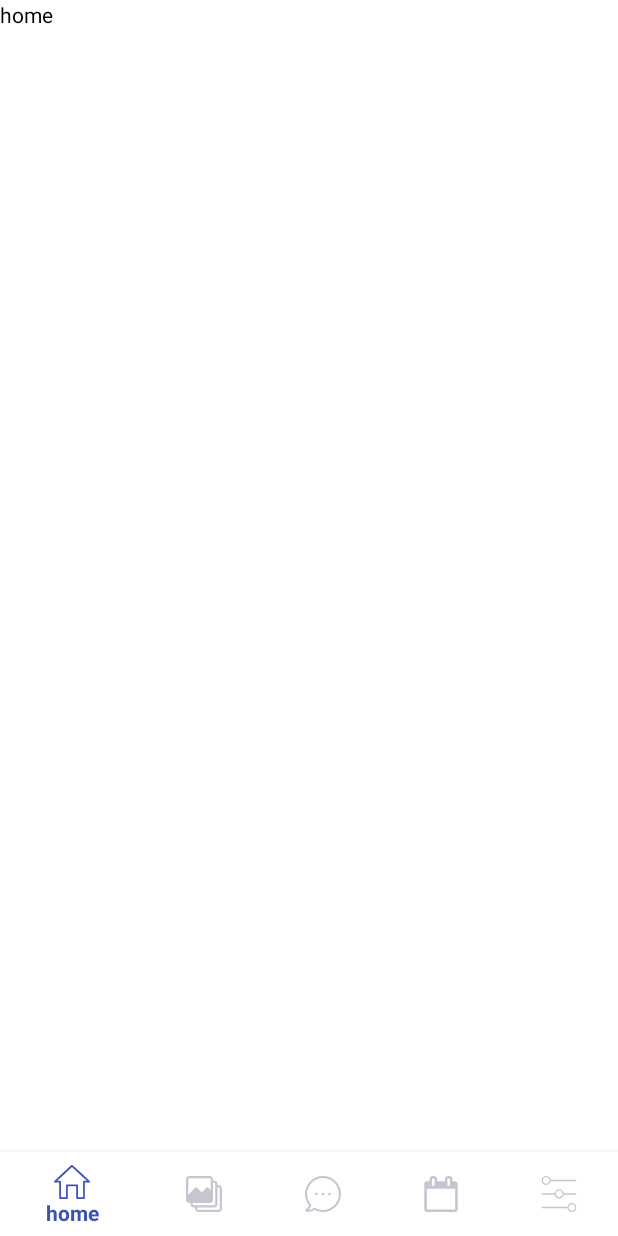
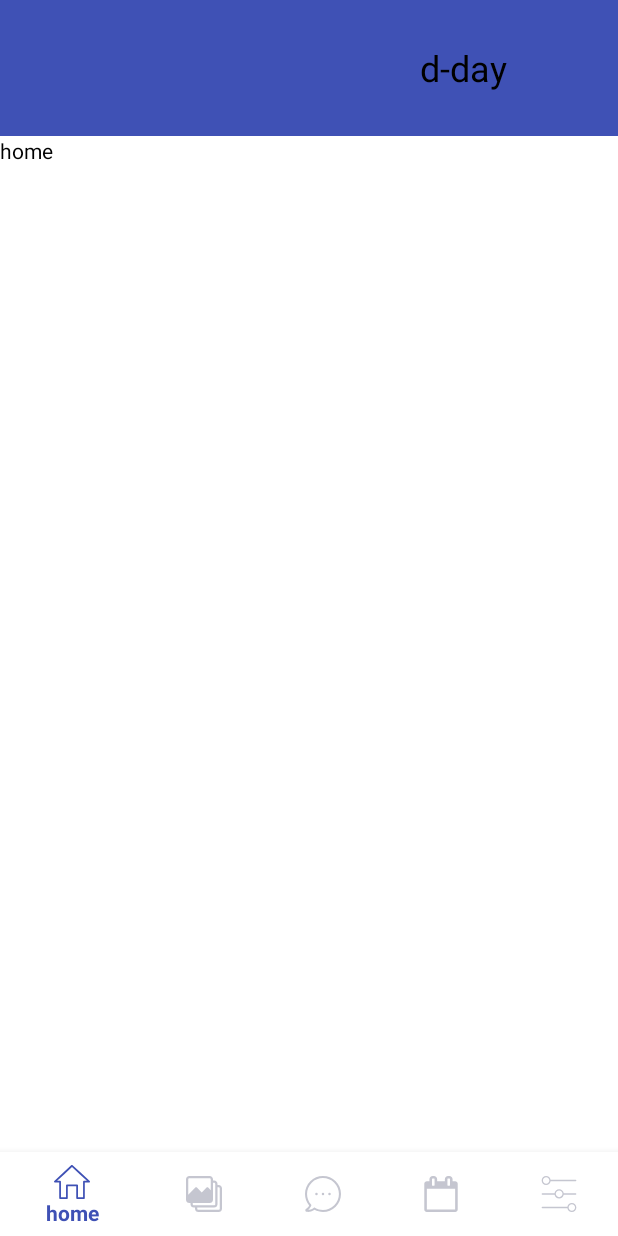
Before and after one commit to chl8263/With_family, an Android app: the screen it shows after launch (MainActivity), on a phone screen of 412 x 824 dp. Run offline under Robolectric (Android 15) with nearby library versions, the phone set to English and light mode, and no system bars.

Commit message:
drawlayout-dday

```diff
--- a/app/src/main/java/com/example/user/with_family/MainActivity.java
+++ b/app/src/main/java/com/example/user/with_family/MainActivity.java
@@ -10,21 +10,29 @@ import android.support.design.widget.BottomNavigationView;
 import android.support.v4.app.Fragment;
 import android.support.v4.app.FragmentManager;
 import android.support.v4.app.FragmentTransaction;
+import android.support.v4.widget.DrawerLayout;
 import android.support.v7.app.AppCompatActivity;
+import android.support.v7.widget.RecyclerView;
+import android.util.Log;
+import android.view.Gravity;
 import android.view.MenuItem;
 import android.view.View;
 import android.view.Window;
+import android.widget.TextView;
 import android.widget.Toast;
 
+import com.example.user.with_family.ui.drawlayout.DrawAdapter;
+import com.example.user.with_family.ui.drawlayout.DrawItem;
 import com.example.user.with_family.ui.f_album.Album_Fragment;
 import com.example.user.with_family.ui.f_calendar.Calendar_Fragment;
 import com.example.user.with_family.ui.f_chat.Chat_Fragment;
 import com.example.user.with_family.ui.f_control.ControlFragment;
 import com.example.user.with_family.ui.f_home.HomeFragment;
 
+import java.util.ArrayList;
 import java.util.List;
 
-public class MainActivity extends AppCompatActivity {
+public class MainActivity extends AppCompatActivity implements View.OnClickListener {
     private final long FINISH_INTERVAL_TIME = 2000;
     private long backPressedTime = 0;
     private Album_Fragment albumFragment;
@@ -32,6 +40,12 @@ public class MainActivity extends AppCompatActivity {
     private Chat_Fragment chatFragment;
     private ControlFragment controlFragment;
     private HomeFragment homeFragment;
+    private DrawerLayout drawerLayout;
+    private TextView opendrawlayout;
+    private TextView set_Dday;
+    private ArrayList<DrawItem> drawItems;
+    private RecyclerView drawlayout_recyclerview;
+    private DrawAdapter drawAdapter;
     private BottomNavigationView.OnNavigationItemSelectedListener onNavigationItemSelectedListener;
 
     @RequiresApi(api = Build.VERSION_CODES.LOLLIPOP)
@@ -42,26 +56,32 @@ public class MainActivity extends AppCompatActivity {
         setContentView(R.layout.activity_main);
         initStatusbar();
         init();
+        setDrawerLayout();
         initView();
         BottomNavigationView navigation = (BottomNavigationView) findViewById(R.id.bottom_navigation);
         navigation.setOnNavigationItemSelectedListener(onNavigationItemSelectedListener);
 
     }
+
     @Override
     public void onBackPressed() {
-
-
         long tempTime = System.currentTimeMillis();
         long intervalTime = tempTime - backPressedTime;
-        if (0 <= intervalTime && FINISH_INTERVAL_TIME >= intervalTime) {
-            super.onBackPressed();
+        if (drawerLayout.isDrawerOpen(Gravity.RIGHT)) {
+            Log.e("asdsd","asdsds");
+            drawerLayout.closeDrawer(Gravity.RIGHT);
         } else {
-            backPressedTime = tempTime;
-            Toast.makeText(getApplicationContext(), "종료하시려면 한번더 눌러주세요", Toast.LENGTH_SHORT).show();
+            if (0 <= intervalTime && FINISH_INTERVAL_TIME >= intervalTime) {
+                super.onBackPressed();
+            } else {
+                backPressedTime = tempTime;
+                Toast.makeText(getApplicationContext(), "종료하시려면 한번더 눌러주세요", Toast.LENGTH_SHORT).show();
+            }
         }
 
 
     }
+
     @RequiresApi(api = Build.VERSION_CODES.LOLLIPOP)
     private void initStatusbar() {
         View view = getWindow().getDecorView();
@@ -72,7 +92,9 @@ public class MainActivity extends AppCompatActivity {
             }
         } else getWindow().setStatusBarColor(Color.parseColor("#000"));
     }
+
     public void init() {
+
         onNavigationItemSelectedListener = new BottomNavigationView.OnNavigationItemSelectedListener() {
 
             @Override
@@ -106,6 +128,18 @@ public class MainActivity extends AppCompatActivity {
         controlFragment = ControlFragment.newInstance();
         homeFragment = HomeFragment.newInstance();
         initNavView();
+    }
+
+    private void setDrawerLayout() {
+        drawerLayout = (DrawerLayout) findViewById(R.id.drawlayout);
+        opendrawlayout = (TextView) findViewById(R.id.open_draw);
+        opendrawlayout.setOnClickListener(this);
+        set_Dday = (TextView) findViewById(R.id.dday);
+        drawlayout_recyclerview = (RecyclerView) findViewById(R.id.drawlayout_recyclerview);
+        drawItems = new ArrayList<DrawItem>();
+        drawAdapter = new DrawAdapter(getApplicationContext(), drawItems);
+        drawerLayout.setDrawerLockMode(DrawerLayout.LOCK_MODE_LOCKED_CLOSED);
+
     }
 
     private void initNavView() {
@@ -146,4 +180,13 @@ public class MainActivity extends AppCompatActivity {
         fragmentTransaction.replace(R.id.fragment, fragment);
         fragmentTransaction.commit();
     }
+
+    @Override
+    public void onClick(View v) {
+        switch (v.getId()) {
+            case R.id.open_draw:
+                drawerLayout.openDrawer(drawlayout_recyclerview);
+                break;
+        }
+    }
 }
--- /dev/null
+++ b/app/src/main/java/com/example/user/with_family/ui/drawlayout/DrawAdapter.java
@@ -0,0 +1,50 @@
+package com.example.user.with_family.ui.drawlayout;
+
+import android.content.Context;
+import android.support.v7.widget.RecyclerView;
+import android.view.LayoutInflater;
+import android.view.View;
+import android.view.ViewGroup;
+import android.widget.TextView;
+
+import com.example.user.with_family.R;
+
+import java.util.ArrayList;
+
+/**
+ * Created by choi on 2017-11-25.
+ */
+
+public class DrawAdapter extends RecyclerView.Adapter<DrawAdapter.Viewholder> {
+    private Context context;
+    private ArrayList<DrawItem> items;
+    public DrawAdapter(Context context , ArrayList<DrawItem> items){
+        this.context = context;
+        this.items = items;
+    }
+    @Override
+    public Viewholder onCreateViewHolder(ViewGroup parent, int viewType) {
+        View view= LayoutInflater.from(parent.getContext()).inflate(R.layout.drawitem,parent,false);
+
+        return new Viewholder(view);
+    }
+
+    @Override
+    public void onBindViewHolder(Viewholder holder, int position) {
+        holder.textView.setText(items.get(position).getContent());
+    }
+
+    @Override
+    public int getItemCount() {
+        return 0;
+    }
+
+    public class Viewholder extends RecyclerView.ViewHolder{
+        public TextView textView;
+        public Viewholder(View itemView) {
+            super(itemView);
+            textView = (TextView)itemView.findViewById(R.id.ddaycontent);
+        }
+
+    }
+}
--- a/app/src/main/res/layout/activity_main.xml
+++ b/app/src/main/res/layout/activity_main.xml
@@ -1,25 +1,64 @@
 <?xml version="1.0" encoding="utf-8"?>
-<LinearLayout xmlns:android="http://schemas.android.com/apk/res/android"
+<android.support.v4.widget.DrawerLayout xmlns:android="http://schemas.android.com/apk/res/android"
     xmlns:app="http://schemas.android.com/apk/res-auto"
     xmlns:tools="http://schemas.android.com/tools"
+    android:id="@+id/drawlayout"
     android:layout_width="match_parent"
     android:layout_height="match_parent"
-    android:orientation="vertical"
     tools:context="com.example.user.with_family.MainActivity">
+
+    <LinearLayout
+        android:layout_width="match_parent"
+        android:layout_height="match_parent"
+        android:orientation="vertical">
+
+        <LinearLayout
+            android:backgroundTint="@color/colorPrimary"
+            android:layout_width="match_parent"
+            android:layout_height="match_parent"
+            android:layout_weight="5"
+            android:background="@color/color_White"
+            android:orientation="horizontal">
+
+            <TextView
+                android:id="@+id/dday"
+                android:layout_weight="1"
+                android:layout_height="match_parent"
+                android:layout_width="match_parent"
+                />
+            <TextView
+                android:gravity="center"
+                android:textColor="@color/color_Black"
+                android:textSize="24sp"
+                android:text="d-day"
+                android:id="@+id/open_draw"
+                android:layout_weight="1"
+                android:layout_height="match_parent"
+                android:layout_width="match_parent"
+                />
+        </LinearLayout>
 
         <FrameLayout
             android:id="@+id/fragment"
             android:layout_width="match_parent"
             android:layout_height="match_parent"
             android:layout_weight="1"
-            />
+            android:background="@color/color_White" />
+
         <android.support.design.widget.BottomNavigationView
             android:id="@+id/bottom_navigation"
             android:layout_width="match_parent"
             android:layout_height="wrap_content"
+            android:layout_gravity="bottom"
             android:background="@color/color_White"
-            android:layout_gravity="bottom"
-            app:menu="@menu/navigation"
-            />
+            app:menu="@menu/navigation" />
+    </LinearLayout>
 
-</LinearLayout>
+    <android.support.v7.widget.RecyclerView
+        android:id="@+id/drawlayout_recyclerview"
+        android:layout_width="match_parent"
+        android:layout_height="match_parent"
+        android:layout_gravity="right"
+        android:background="@color/color_White"
+        android:choiceMode="singleChoice" />
+</android.support.v4.widget.DrawerLayout>
```
Also changed, not shown: app/src/main/java/com/example/user/with_family/db/DBManager.java (+5 -2 lines), app/src/main/java/com/example/user/with_family/ui/drawlayout/DrawItem.java (added, +21 -0 lines), app/src/main/res/layout/drawitem.xml (added, +23 -0 lines).
